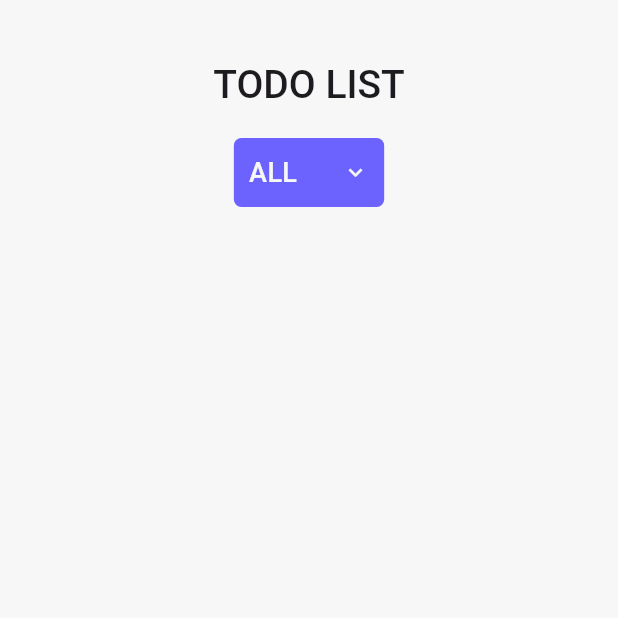
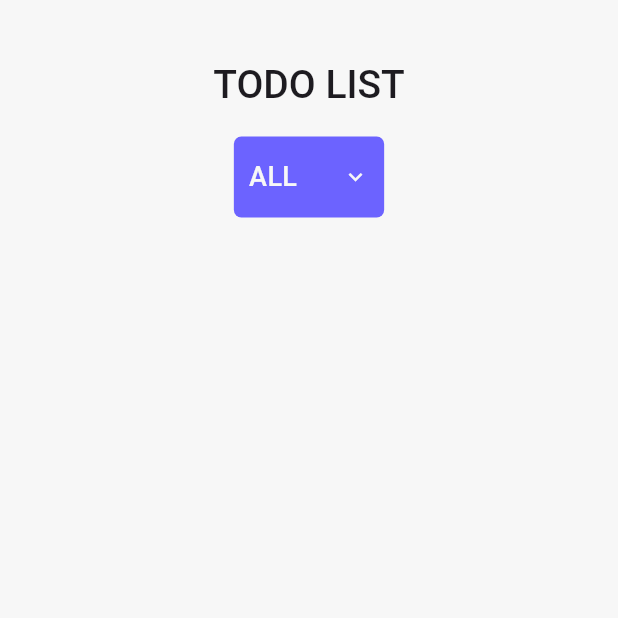
Before and after one commit to ElysMaldov/kalachakra_todo_flutter_reyhan, a Flutter app: the screen it shows after launch, on a phone screen of 412 x 824 dp, the top half of it. Run offline on Flutter 3.47's test engine with Material 3 defaults, Android fonts, the phone set to English and light mode, and no system bars; our stand-ins replace adaptive_theme, flutter_bloc, go_router, google_fonts; Roboto replaces fonts that are missing (Kanit).

Commit message:
fix: todofilter height not 38

```diff
--- a/lib/components/todo_filter/todo_filter.dart
+++ b/lib/components/todo_filter/todo_filter.dart
@@ -24,7 +24,7 @@ class _TodoFilterState extends State<TodoFilter> {
         children: [
           PrimaryButton(
             onPressed: toggleMenu,
-            padding: EdgeInsets.all(10),
+            padding: EdgeInsets.symmetric(horizontal: 10, vertical: 14),
             child: Row(
               spacing: 30,
               children: [
@@ -34,7 +34,9 @@ class _TodoFilterState extends State<TodoFilter> {
             ),
           ),
           if (_showMenu)
-            Transform.translate(offset: Offset(0, 32), child: TodoFilterMenu()),
+            Transform.translate(offset: Offset(0, 36), child: TodoFilterMenu()),
+
+          // Positioned(top: 38, left: 0, right: 0, child: TodoFilterMenu()),
         ],
       ),
     );
```
